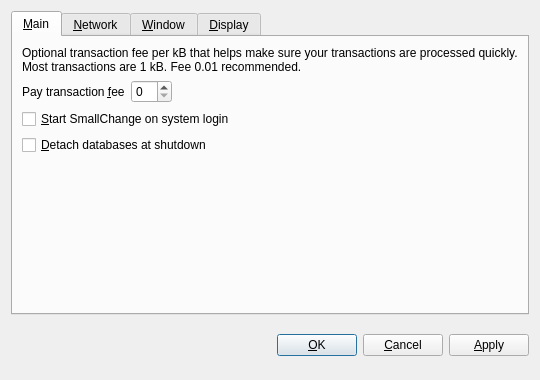
Old version of the form src/qt/forms/optionsdialog.ui in the repository waque/bubblethecoin.
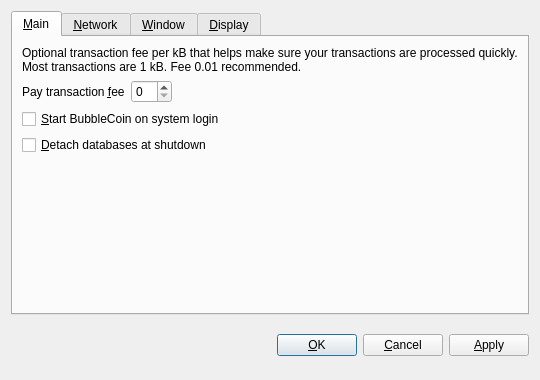
New version of the form. The open tabs and pages were chosen to show the change. Custom widgets are drawn as their Qt base class.

Patch:
```diff
--- a/src/qt/forms/optionsdialog.ui
+++ b/src/qt/forms/optionsdialog.ui
@@ -82,7 +82,7 @@
           <string>Automatically start SmallChange after logging in to the system.</string>
          </property>
          <property name="text">
-          <string>&amp;Start SmallChange on system login</string>
+          <string>&amp;Start BubbleCoin on system login</string>
          </property>
         </widget>
        </item>
```
Left out of the diff: 10 changed lines with no effect on the pictures.
